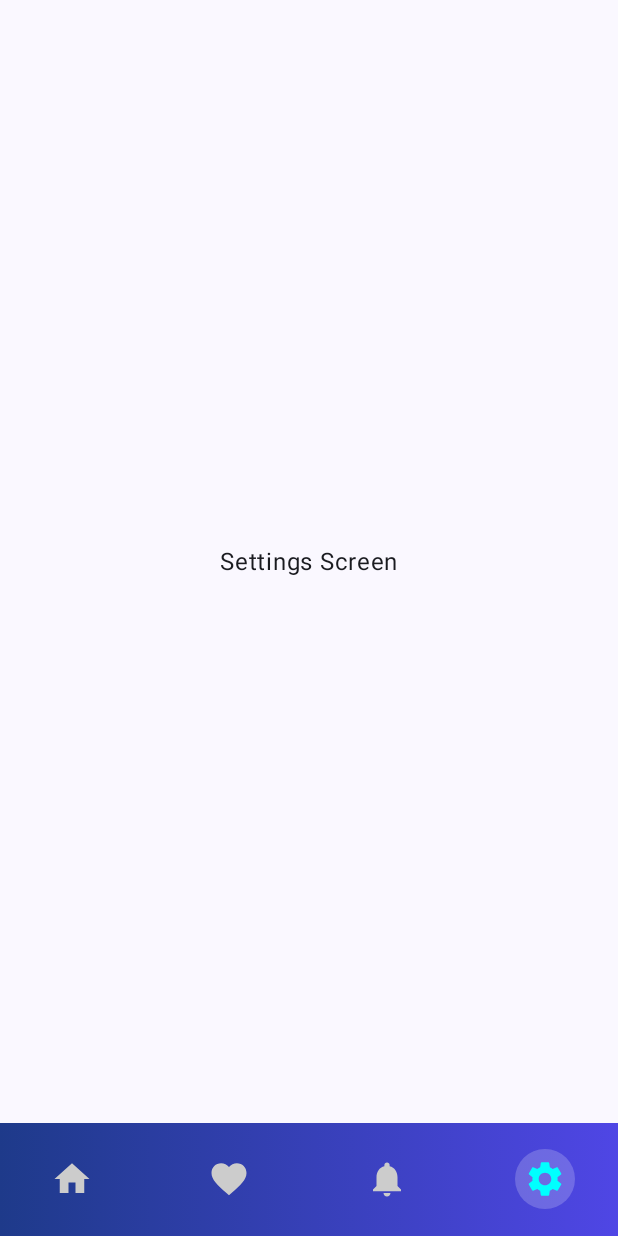
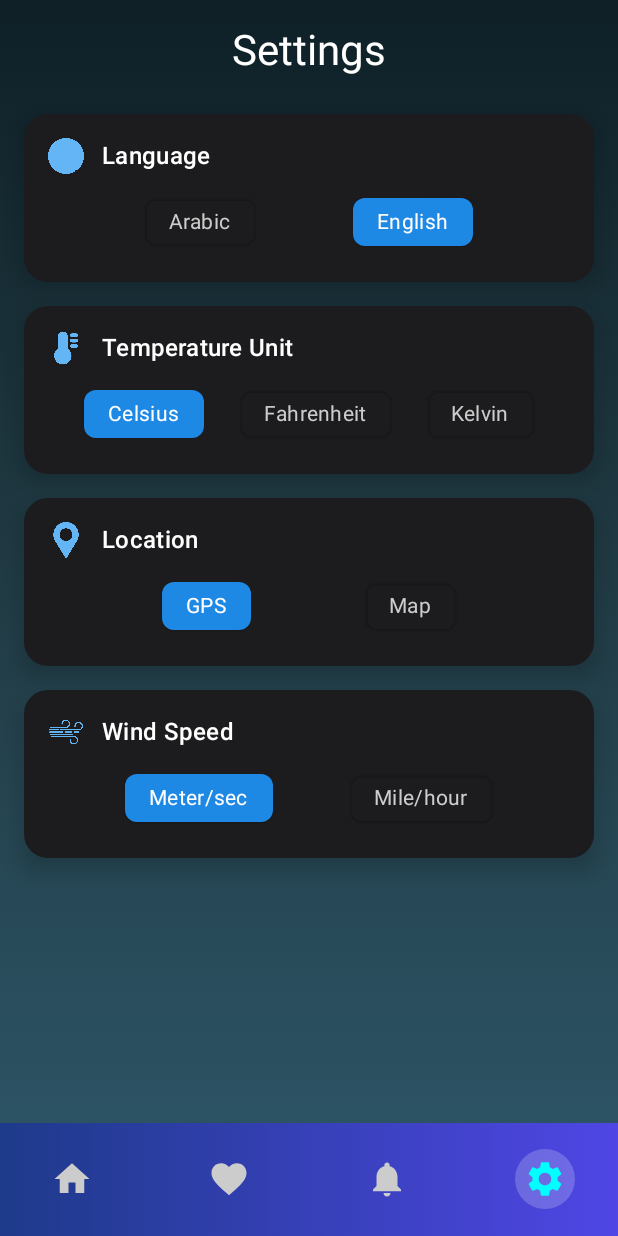
Before and after one commit to Youssef-Abdelkader/WeatherForcast, an Android app built with Jetpack Compose: the SettingsScreen screen opened through its navigation route, on a phone screen of 412 x 824 dp. Run offline under Robolectric (Android 15) with nearby library versions, the phone set to English and light mode, and no system bars.

Commit message:
make setting ui

```diff
--- a/app/src/main/java/com/youssef/weatherforcast/Model/Repo.kt
+++ b/app/src/main/java/com/youssef/weatherforcast/Model/Repo.kt
@@ -1,14 +1,25 @@
 package com.youssef.weatherforcast.Model
 
 interface Repo {
-    suspend fun getWeather( lat: Double,
-                            lon: Double,
-                            units:String,
-                            language:String
-    ) : WeatherResponse
-    suspend fun getForecast( lat: Double,
-                             lon: Double,
-                             units:String,
-                             language:String
-    ) : ForecastResponse
+    suspend fun getWeather(
+        lat: Double,
+        lon: Double,
+        units: String,
+        language: String
+    ): WeatherResponse
+
+    suspend fun getForecast(
+        lat: Double,
+        lon: Double,
+        units: String,
+        language: String
+    ): ForecastResponse
+
+    // دالة لحفظ الإعدادات
+    suspend fun updateSettings(
+        language: String,
+        units: String,
+        locationMethod: String,
+        windSpeedUnit: String
+    )
 }
--- a/app/src/main/java/com/youssef/weatherforcast/Navigation/NavHost.kt
+++ b/app/src/main/java/com/youssef/weatherforcast/Navigation/NavHost.kt
@@ -1,5 +1,6 @@
 package com.youssef.weatherforcast.Navigation
 
+import SettingsViewModelFactory
 import androidx.compose.runtime.Composable
 import androidx.lifecycle.viewmodel.compose.viewModel
 import androidx.navigation.NavHostController
@@ -9,6 +10,8 @@ import com.youssef.weatherforcast.Home.HomeScreen
 import com.youssef.weatherforcast.Home.HomeViewModel
 import com.youssef.weatherforcast.Home.WeatherFactory
 import com.youssef.weatherforcast.Model.Repo
+import com.youssef.weatherforcast.Setting.SettingsScreen
+
 @Composable
 fun AppNavHost(
     navController: NavHostController,
@@ -16,13 +19,17 @@ fun AppNavHost(
 ) {
     NavHost(navController, startDestination = Screen.Splash.route) {
         composable(Screen.Splash.route) { SplashScreen(navController) }
-        composable(Screen.Home.route) { HomeScreen(viewModel(factory = WeatherFactory(repo)))
+        composable(Screen.Home.route) {
+            HomeScreen(viewModel(factory = WeatherFactory(repo)))
         }
         composable(Screen.Favourite.route) { FavouriteScreen() }
         composable(Screen.Alerts.route) { AlertsScreen() }
-        composable(Screen.Settings.route) { SettingsScreen() }
+        composable(Screen.Settings.route) {
+            SettingsScreen(repo = repo)
+        }
     }
 }
+
 
 sealed class Screen(val route: String) {
     object Splash : Screen("splash")
--- a/app/src/main/java/com/youssef/weatherforcast/Navigation/Screens.kt
+++ b/app/src/main/java/com/youssef/weatherforcast/Navigation/Screens.kt
@@ -17,8 +17,8 @@ fun FavouriteScreen() { CenteredScreen("Favourite Screen") }
 @Composable
 fun AlertsScreen() { CenteredScreen("Alerts Screen") }
 
-@Composable
-fun SettingsScreen() { CenteredScreen("Settings Screen") }
+//@Composable
+//fun SettingsScreen() { CenteredScreen("Settings Screen") }
 
 @Composable
 fun CenteredScreen(text: String) {
--- /dev/null
+++ b/app/src/main/java/com/youssef/weatherforcast/Setting/SettingScreen.kt
@@ -0,0 +1,165 @@
+package com.youssef.weatherforcast.Setting
+
+import SettingsViewModel
+import SettingsViewModelFactory
+import androidx.compose.foundation.background
+import androidx.compose.foundation.layout.*
+import androidx.compose.foundation.shape.RoundedCornerShape
+import androidx.compose.material.icons.Icons
+import androidx.compose.material.icons.filled.ArrowDropDown
+import androidx.compose.material3.*
+import androidx.compose.runtime.*
+import androidx.compose.ui.Alignment
+import androidx.compose.ui.Modifier
+import androidx.compose.ui.draw.shadow
+import androidx.compose.ui.graphics.Brush
+import androidx.compose.ui.graphics.Color
+import androidx.compose.ui.res.painterResource
+import androidx.compose.ui.unit.dp
+import androidx.lifecycle.viewmodel.compose.viewModel
+import com.youssef.weatherforcast.Model.Repo
+import com.youssef.weatherforcast.R
+
+@Composable
+fun SettingsScreen(repo: Repo) {
+    val viewModel: SettingsViewModel = viewModel(factory = SettingsViewModelFactory(repo))
+
+    val selectedLanguage by viewModel.selectedLanguage.collectAsState()
+    val selectedTemperature by viewModel.selectedTemperature.collectAsState()
+    val selectedLocation by viewModel.selectedLocation.collectAsState()
+    val selectedWindSpeed by viewModel.selectedWindSpeed.collectAsState()
+
+    Box(
+        modifier = Modifier
+            .fillMaxSize()
+            .background(
+                brush = Brush.verticalGradient(
+                    colors = listOf(Color(0xFF0F2027), Color(0xFF203A43), Color(0xFF2C5364)) // تدرج لوني احترافي
+                )
+            ),
+        contentAlignment = Alignment.Center
+    ) {
+        Column(
+            modifier = Modifier
+                .fillMaxSize()
+                .padding(16.dp),
+            horizontalAlignment = Alignment.CenterHorizontally
+        ) {
+            Text(
+                text = "Settings",
+                style = MaterialTheme.typography.headlineMedium,
+                color = Color.White,
+                modifier = Modifier.padding(bottom = 16.dp)
+            )
+
+            SettingOption(
+                title = "Language",
+                iconRes = R.drawable.langauge,
+                options = listOf("Arabic", "English"),
+                selectedOption = selectedLanguage
+            ) {
+                viewModel.updateLanguage(it)
+            }
+
+            SettingOption(
+                title = "Temperature Unit",
+                iconRes = R.drawable.tempreture,
+                options = listOf("Celsius", "Fahrenheit", "Kelvin"),
+                selectedOption = selectedTemperature
+            ) {
+                viewModel.updateTemperature(it)
+            }
+
+            SettingOption(
+                title = "Location",
+                iconRes = R.drawable.location,
+                options = listOf("GPS", "Map"),
+                selectedOption = selectedLocation
+            ) {
+                viewModel.updateLocation(it)
+            }
+
+            SettingOption(
+                title = "Wind Speed",
+                iconRes = R.drawable.wind,
+                options = listOf("Meter/sec", "Mile/hour"),
+                selectedOption = selectedWindSpeed
+            ) {
+                viewModel.updateWindSpeed(it)
+            }
+        }
+    }
+}
+
+@Composable
+fun SettingOption(
+    title: String,
+    iconRes: Int,
+    options: List<String>,
+    selectedOption: String,
+    onOptionSelected: (String) -> Unit
+) {
+    Card(
+        modifier = Modifier
+            .fillMaxWidth()
+            .padding(vertical = 8.dp)
+            .shadow(10.dp, shape = RoundedCornerShape(16.dp)), // تحسين الظل ليظهر بشكل احترافي
+        colors = CardDefaults.cardColors(containerColor = Color(0xFF1C1C1E)) // لون داكن متناسق مع التصميم
+    ) {
+        Column(
+            modifier = Modifier
+                .fillMaxWidth()
+                .padding(16.dp)
+        ) {
+            Row(verticalAlignment = Alignment.CenterVertically) {
+                Icon(
+                    painter = painterResource(id = iconRes),
+                    contentDescription = null,
+                    tint = Color(0xFF64B5F6), // لون أزرق فاتح يتماشى مع الخلفية
+                    modifier = Modifier.size(24.dp)
+                )
+                Spacer(modifier = Modifier.width(12.dp))
+
+                Text(text = title, color = Color.White, style = MaterialTheme.typography.titleMedium)
+            }
+
+            Spacer(modifier = Modifier.height(8.dp))
+
+            Row(
+                modifier = Modifier.fillMaxWidth(),
+                horizontalArrangement = Arrangement.SpaceEvenly
+            ) {
+                options.forEach { option ->
+                    ChoiceChip(
+                        text = option,
+                        isSelected = option == selectedOption,
+                        onClick = { onOptionSelected(option) }
+                    )
+                }
+            }
+        }
+    }
+}
+
+@Composable
+fun ChoiceChip(
+    text: String,
+    isSelected: Boolean,
+    onClick: () -> Unit
+) {
+    ElevatedFilterChip(
+        selected = isSelected,
+        onClick = onClick,
+        label = {
+            Text(
+                text,
+                color = if (isSelected) Color.White else Color.LightGray,
+                style = MaterialTheme.typography.bodyMedium
+            )
+        },
+        colors = FilterChipDefaults.elevatedFilterChipColors(
+            containerColor = if (isSelected) Color(0xFF64B5F6) else Color.Transparent, // لون أزرق فاتح للخيار المحدد
+            selectedContainerColor = Color(0xFF1E88E5) // لون أزرق أغمق للخيار النشط
+        )
+    )
+}
--- /dev/null
+++ b/app/src/main/java/com/youssef/weatherforcast/Setting/SettingSharedPrefrence.kt
@@ -0,0 +1 @@
+package com.youssef.weatherforcast.Setting
--- /dev/null
+++ b/app/src/main/java/com/youssef/weatherforcast/Setting/SettingViewModel.kt
@@ -0,0 +1,62 @@
+import androidx.lifecycle.ViewModel
+import androidx.lifecycle.ViewModelProvider
+import androidx.lifecycle.viewModelScope
+import com.youssef.weatherforcast.Model.Repo
+import kotlinx.coroutines.flow.MutableStateFlow
+import kotlinx.coroutines.flow.StateFlow
+import kotlinx.coroutines.launch
+
+class SettingsViewModel(private val repo: Repo) : ViewModel() {
+    private val _selectedLanguage = MutableStateFlow("English")
+    val selectedLanguage: StateFlow<String> = _selectedLanguage
+
+    private val _selectedTemperature = MutableStateFlow("Celsius")
+    val selectedTemperature: StateFlow<String> = _selectedTemperature
+
+    private val _selectedLocation = MutableStateFlow("GPS")
+    val selectedLocation: StateFlow<String> = _selectedLocation
+
+    private val _selectedWindSpeed = MutableStateFlow("Meter/sec")
+    val selectedWindSpeed: StateFlow<String> = _selectedWindSpeed
+
+    fun updateLanguage(language: String) {
+        _selectedLanguage.value = language
+        saveSettings()
+    }
+
+    fun updateTemperature(temp: String) {
+        _selectedTemperature.value = temp
+        saveSettings()
+    }
+
+    fun updateLocation(location: String) {
+        _selectedLocation.value = location
+        saveSettings()
+    }
+
+    fun updateWindSpeed(speed: String) {
+        _selectedWindSpeed.value = speed
+        saveSettings()
+    }
+
+    private fun saveSettings() {
+        viewModelScope.launch {
+            repo.updateSettings(
+                _selectedLanguage.value,
+                _selectedTemperature.value,
+                _selectedLocation.value,
+                _selectedWindSpeed.value
+            )
+        }
+    }
+}
+
+class SettingsViewModelFactory(private val repo: Repo) : ViewModelProvider.Factory {
+    override fun <T : ViewModel> create(modelClass: Class<T>): T {
+        if (modelClass.isAssignableFrom(SettingsViewModel::class.java)) {
+            @Suppress("UNCHECKED_CAST")
+            return SettingsViewModel(repo) as T
+        }
+        throw IllegalArgumentException("Unknown ViewModel class")
+    }
+}
```
Also changed, not shown: app/src/main/java/com/youssef/weatherforcast/Home/HomeScreen.kt (+25 -19 lines), app/src/main/java/com/youssef/weatherforcast/Model/RepoImpl.kt (+12 -2 lines), app/src/main/java/com/youssef/weatherforcast/ui/theme/Color.kt (line endings or trailing spaces), app/src/main/res/drawable/langauge.png (added), app/src/main/res/drawable/location.png (added), app/src/main/res/drawable/tempreture.png (added), app/src/main/res/drawable/wind.png (added).
